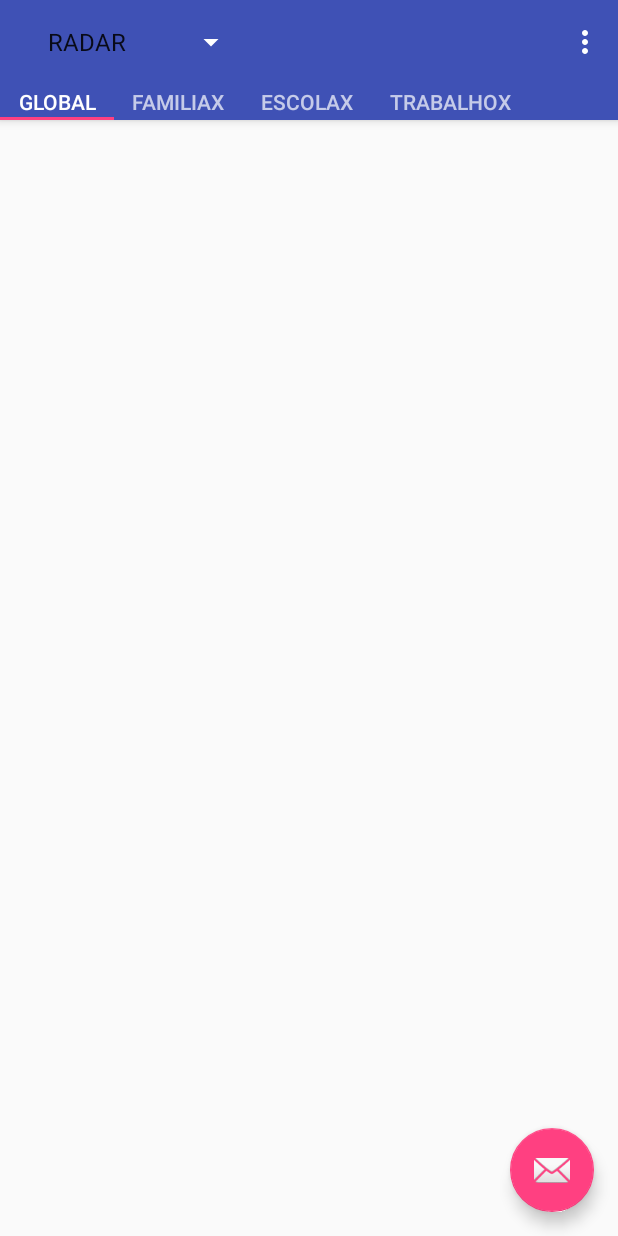
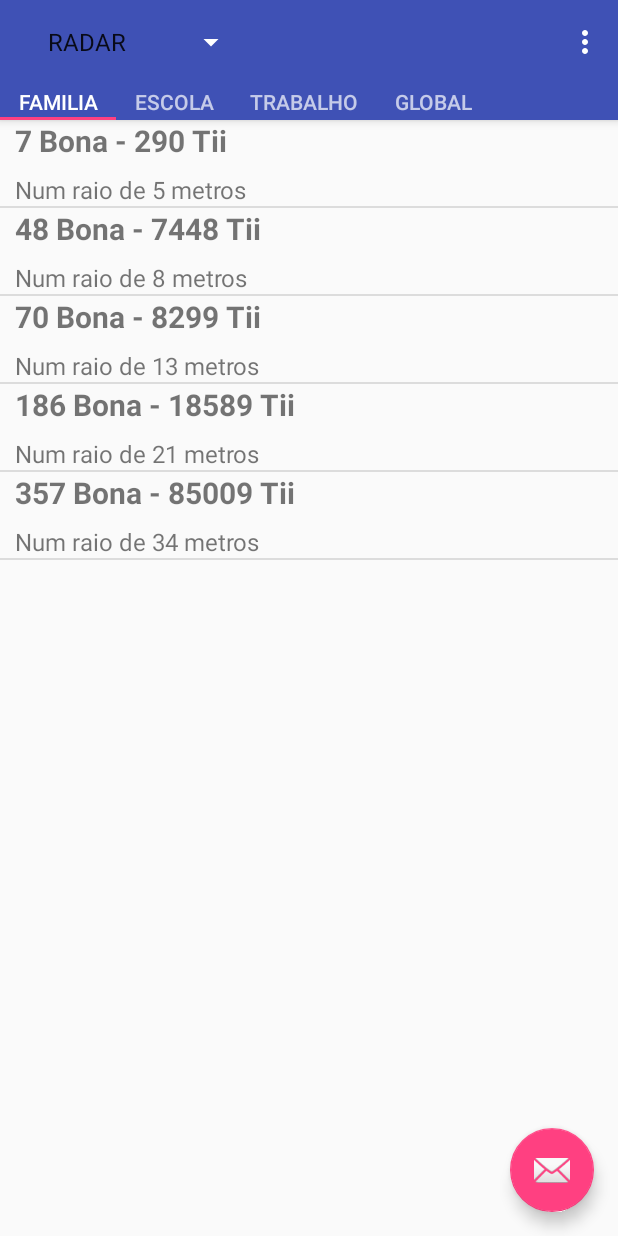
Before and after one commit to dufarah73/phibonatii, an Android app: the MainActivity screen opened directly, with no data from a screen before it, on a phone screen of 412 x 824 dp. Run offline under Robolectric (Android 15) with nearby library versions, the phone set to English and light mode, and no system bars.

Commit message:
main funcionando com dados fixos

```diff
--- a/app/src/main/java/br/com/phibonatii/phibonatii/MainActivity.java
+++ b/app/src/main/java/br/com/phibonatii/phibonatii/MainActivity.java
@@ -4,39 +4,58 @@ import android.content.Intent;
 import android.support.design.widget.FloatingActionButton;
 import android.support.design.widget.Snackbar;
 import android.support.design.widget.TabLayout;
-import android.support.v4.app.FragmentManager;
-import android.support.v4.app.FragmentPagerAdapter;
-import android.support.v4.view.ViewPager;
 import android.support.v7.app.AppCompatActivity;
 import android.support.v7.widget.Toolbar;
 
-import android.support.v4.app.Fragment;
 import android.os.Bundle;
-import android.view.LayoutInflater;
 import android.view.Menu;
 import android.view.MenuItem;
 import android.view.View;
-import android.view.ViewGroup;
 import android.widget.AdapterView;
-import android.widget.AdapterView.OnItemSelectedListener;
 import android.widget.ArrayAdapter;
+import android.widget.ListView;
 import android.widget.Spinner;
-import android.content.Context;
-import android.support.v7.widget.ThemedSpinnerAdapter;
-import android.content.res.Resources.Theme;
+import android.widget.Toast;
 
-import android.widget.TextView;
-import android.widget.Toast;
+import java.util.List;
+import java.util.ArrayList;
+
+import br.com.phibonatii.phibonatii.adapter.BonaAdapter;
+import br.com.phibonatii.phibonatii.adapter.RadarAdapter;
+import br.com.phibonatii.phibonatii.adapter.RankingAdapter;
+import br.com.phibonatii.phibonatii.model.Bona;
+import br.com.phibonatii.phibonatii.model.Radar;
+import br.com.phibonatii.phibonatii.model.Ranking;
 
 public class MainActivity extends AppCompatActivity {
 
-    private Context myContext;
+    private ListView objectList;
+    private List<Radar> radarList;
+    private List<Ranking> rankingList;
+    private List<Bona> bonaList;
 
     @Override
     protected void onCreate(Bundle savedInstanceState) {
         super.onCreate(savedInstanceState);
         setContentView(R.layout.activity_main);
-        myContext = this;
+
+        objectList = (ListView) findViewById(R.id.listview);
+
+        radarList = new ArrayList<Radar>();
+        radarList.add(new Radar(Long.valueOf(25),"7 Bona - 290 Tii","Num raio de 5 metros"));
+        radarList.add(new Radar(Long.valueOf(26), "48 Bona - 7448 Tii", "Num raio de 8 metros"));
+        radarList.add(new Radar(Long.valueOf(27), "70 Bona - 8299 Tii", "Num raio de 13 metros"));
+        radarList.add(new Radar(Long.valueOf(28), "186 Bona - 18589 Tii", "Num raio de 21 metros"));
+        radarList.add(new Radar(Long.valueOf(28), "357 Bona - 85009 Tii", "Num raio de 34 metros"));
+        rankingList = new ArrayList<Ranking>();
+        rankingList.add(new Ranking(Long.valueOf(35),"MAICON - 8300 Tii","Maicon da Siva Viana"));
+        rankingList.add(new Ranking(Long.valueOf(36), "COX4893 - 743 Tii", "Eduardo Cox"));
+        rankingList.add(new Ranking(Long.valueOf(37), "JAIR - 55 Tii", "José Antonio Imair Ramos"));
+        bonaList = new ArrayList<Bona>();
+        bonaList.add(new Bona(Long.valueOf(15),"Presente - 370 Tii","Presente para maria"));
+        bonaList.add(new Bona(Long.valueOf(16), "Cigarro - 433 Tii", "Roxo"));
+        bonaList.add(new Bona(Long.valueOf(17), "Jujuba - 155 Tii", "Pacote de jujuba sortida"));
+        bonaList.add(new Bona(Long.valueOf(17), "Pacote - 42 Tii", "Embrulho de fogos"));
 
         Toolbar toolbar = (Toolbar) findViewById(R.id.toolbar);
         setSupportActionBar(toolbar);
@@ -50,7 +69,17 @@ public class MainActivity extends AppCompatActivity {
                 TabLayout tb = (TabLayout) findViewById(R.id.tabs);
                 int myTabPosition = tb.getSelectedTabPosition();
                 int mySpinnerPosition = position;
-                Toast.makeText(myContext, "spi -> sp:"+String.valueOf(mySpinnerPosition)+",tb:"+String.valueOf(myTabPosition), Toast.LENGTH_LONG).show();
+
+                if (mySpinnerPosition == 0) {
+                    displayListRadar(radarList);
+                } else
+                if (mySpinnerPosition == 1) {
+                    displayListRanking(rankingList);
+                } else {
+                    displayListBona(bonaList);
+                };
+
+                Toast.makeText(tb.getContext(), "spi -> sp:"+String.valueOf(mySpinnerPosition)+",tb:"+String.valueOf(myTabPosition), Toast.LENGTH_LONG).show();
             }
 
             @Override
@@ -65,7 +94,7 @@ public class MainActivity extends AppCompatActivity {
                 Spinner sp = (Spinner) findViewById(R.id.spinner);
                 int mySpinnerPosition = sp.getSelectedItemPosition();
                 int myTabPosition = tab.getPosition();
-                Toast.makeText(myContext, "tab -> sp:"+String.valueOf(mySpinnerPosition)+",tb:"+String.valueOf(myTabPosition), Toast.LENGTH_LONG).show();
+                Toast.makeText(sp.getContext(), "tab -> sp:"+String.valueOf(mySpinnerPosition)+",tb:"+String.valueOf(myTabPosition), Toast.LENGTH_LONG).show();
             }
 
             @Override
@@ -76,10 +105,10 @@ public class MainActivity extends AppCompatActivity {
             public void onTabReselected(TabLayout.Tab tab) {
             }
         });
+        tabLayout.addTab(tabLayout.newTab().setText("FAMILIA"));
+        tabLayout.addTab(tabLayout.newTab().setText("ESCOLA"));
+        tabLayout.addTab(tabLayout.newTab().setText("TRABALHO"));
         tabLayout.addTab(tabLayout.newTab().setText("GLOBAL"));
-        tabLayout.addTab(tabLayout.newTab().setText("FAMILIAX"));
-        tabLayout.addTab(tabLayout.newTab().setText("ESCOLAX"));
-        tabLayout.addTab(tabLayout.newTab().setText("TRABALHOX"));
 
         FloatingActionButton fab = (FloatingActionButton) findViewById(R.id.fab);
         fab.setOnClickListener(new View.OnClickListener() {
@@ -88,7 +117,21 @@ public class MainActivity extends AppCompatActivity {
                 Snackbar.make(view, "Replace with your own action", Snackbar.LENGTH_LONG).setAction("Action", null).show();
             }
         });
+    }
 
+    private void displayListRadar(List<Radar> objects) {
+        RadarAdapter adapter = new RadarAdapter(this, objects);
+        objectList.setAdapter(adapter);
+    }
+
+    private void displayListRanking(List<Ranking> objects) {
+        RankingAdapter adapter = new RankingAdapter(this, objects);
+        objectList.setAdapter(adapter);
+    }
+
+    private void displayListBona(List<Bona> objects) {
+        BonaAdapter adapter = new BonaAdapter(this, objects);
+        objectList.setAdapter(adapter);
     }
 
     public void changePassword() {
--- /dev/null
+++ b/app/src/main/java/br/com/phibonatii/phibonatii/adapter/RadarAdapter.java
@@ -0,0 +1,58 @@
+package br.com.phibonatii.phibonatii.adapter;
+
+import android.content.Context;
+import android.view.LayoutInflater;
+import android.view.View;
+import android.view.ViewGroup;
+import android.widget.BaseAdapter;
+import android.widget.TextView;
+
+import java.util.List;
+
+import br.com.phibonatii.phibonatii.R;
+import br.com.phibonatii.phibonatii.model.Radar;
+
+public class RadarAdapter extends BaseAdapter {
+    private final List<Radar> objects;
+    private final Context context;
+
+    public RadarAdapter(Context context, List<Radar> objects) {
+        this.context = context;
+        this.objects = objects;
+    }
+
+    @Override
+    public int getCount() {
+        return objects.size();
+    }
+
+    @Override
+    public Object getItem(int position) {
+        return objects.get(position);
+    }
+
+    @Override
+    public long getItemId(int position) {
+        return objects.get(position).getId();
+    }
+
+    @Override
+    public View getView(int position, View convertView, ViewGroup parent) {
+        Radar obj = (Radar) getItem(position);
+
+        LayoutInflater inflater = LayoutInflater.from(context);
+
+        View view = convertView;
+        if (view == null) {
+            view = inflater.inflate(R.layout.list_radar_item, parent, false);
+        }
+
+        TextView campoNome = (TextView) view.findViewById(R.id.radar_name);
+        campoNome.setText(obj.getName());
+
+        TextView campoTelefone = (TextView) view.findViewById(R.id.radar_description);
+        campoTelefone.setText(obj.getDescription());
+
+        return view;
+    }
+}
--- /dev/null
+++ b/app/src/main/java/br/com/phibonatii/phibonatii/model/Bona.java
@@ -0,0 +1,39 @@
+package br.com.phibonatii.phibonatii.model;
+
+import java.io.Serializable;
+
+public class Bona implements Serializable {
+    private Long id;
+    private String name;
+    private String description;
+
+    public Bona(Long id, String name, String description) {
+        this.id = id;
+        this.name = name;
+        this.description = description;
+    }
+
+    public Long getId() {
+        return id;
+    }
+
+    public void setId(Long id) {
+        this.id = id;
+    }
+
+    public String getName() {
+        return name;
+    }
+
+    public void setName(String name) {
+        this.name = name;
+    }
+
+    public String getDescription() {
+        return description;
+    }
+
+    public void setDescription(String description) {
+        this.description = description;
+    }
+}
--- /dev/null
+++ b/app/src/main/java/br/com/phibonatii/phibonatii/model/Radar.java
@@ -0,0 +1,39 @@
+package br.com.phibonatii.phibonatii.model;
+
+import java.io.Serializable;
+
+public class Radar implements Serializable {
+    private Long id;
+    private String name;
+    private String description;
+
+    public Radar(Long id, String name, String description) {
+        this.id = id;
+        this.name = name;
+        this.description = description;
+    }
+
+    public Long getId() {
+        return id;
+    }
+
+    public void setId(Long id) {
+        this.id = id;
+    }
+
+    public String getName() {
+        return name;
+    }
+
+    public void setName(String name) {
+        this.name = name;
+    }
+
+    public String getDescription() {
+        return description;
+    }
+
+    public void setDescription(String description) {
+        this.description = description;
+    }
+}
--- /dev/null
+++ b/app/src/main/java/br/com/phibonatii/phibonatii/model/Ranking.java
@@ -0,0 +1,39 @@
+package br.com.phibonatii.phibonatii.model;
+
+import java.io.Serializable;
+
+public class Ranking implements Serializable {
+    private Long id;
+    private String name;
+    private String description;
+
+    public Ranking(Long id, String name, String description) {
+        this.id = id;
+        this.name = name;
+        this.description = description;
+    }
+
+    public Long getId() {
+        return id;
+    }
+
+    public void setId(Long id) {
+        this.id = id;
+    }
+
+    public String getName() {
+        return name;
+    }
+
+    public void setName(String name) {
+        this.name = name;
+    }
+
+    public String getDescription() {
+        return description;
+    }
+
+    public void setDescription(String description) {
+        this.description = description;
+    }
+}
--- a/app/src/main/res/layout/activity_main.xml
+++ b/app/src/main/res/layout/activity_main.xml
@@ -7,6 +7,11 @@
     android:layout_height="match_parent"
     android:fitsSystemWindows="true"
     tools:context=".MainActivity">
+
+    <LinearLayout
+        android:layout_width="match_parent"
+        android:layout_height="match_parent"
+        android:orientation="vertical">
 
         <android.support.design.widget.AppBarLayout
             android:id="@+id/appbar"
@@ -38,11 +43,26 @@
                 app:tabMode="scrollable" />
         </android.support.design.widget.AppBarLayout>
 
-    <android.support.v4.view.ViewPager
-        android:id="@+id/container"
+        <ScrollView
             android:layout_width="match_parent"
-        android:layout_height="match_parent"
-        app:layout_behavior="@string/appbar_scrolling_view_behavior" />
+            android:layout_height="match_parent">
+
+            <LinearLayout
+                android:layout_width="match_parent"
+                android:layout_height="wrap_content"
+                android:orientation="vertical">
+
+                <ListView
+                    android:id="@+id/listview"
+                    android:layout_width="match_parent"
+                    android:layout_height="450dp">
+
+                </ListView>
+            </LinearLayout>
+        </ScrollView>
+
+    </LinearLayout>
+
 
     <android.support.design.widget.FloatingActionButton
         android:id="@+id/fab"
--- /dev/null
+++ b/app/src/main/res/layout/list_radar_item.xml
@@ -0,0 +1,26 @@
+<?xml version="1.0" encoding="utf-8"?>
+<LinearLayout xmlns:android="http://schemas.android.com/apk/res/android"
+    android:orientation="vertical"
+    android:gravity="center_vertical"
+    android:layout_width="match_parent"
+    android:layout_height="wrap_content">
+
+        <TextView
+            android:layout_width="wrap_content"
+            android:layout_height="wrap_content"
+            android:id="@+id/radar_name"
+            android:text="Nome"
+            android:textSize="20sp"
+            android:textStyle="bold"
+            android:paddingLeft="10dp"/>
+
+        <TextView
+            android:layout_width="wrap_content"
+            android:layout_height="wrap_content"
+            android:id="@+id/radar_description"
+            android:text="Descrição"
+            android:textSize="16sp"
+            android:paddingLeft="10dp"
+            android:paddingTop="8dp"/>
+
+</LinearLayout>
```
Also changed, not shown: app/src/main/java/br/com/phibonatii/phibonatii/adapter/BonaAdapter.java (added, +58 -0 lines), app/src/main/java/br/com/phibonatii/phibonatii/adapter/RankingAdapter.java (added, +58 -0 lines), app/src/main/res/layout/list_bona_item.xml (added, +26 -0 lines), app/src/main/res/layout/list_ranking_item.xml (added, +26 -0 lines). Lines whose indentation alone changed are shown as unchanged.
